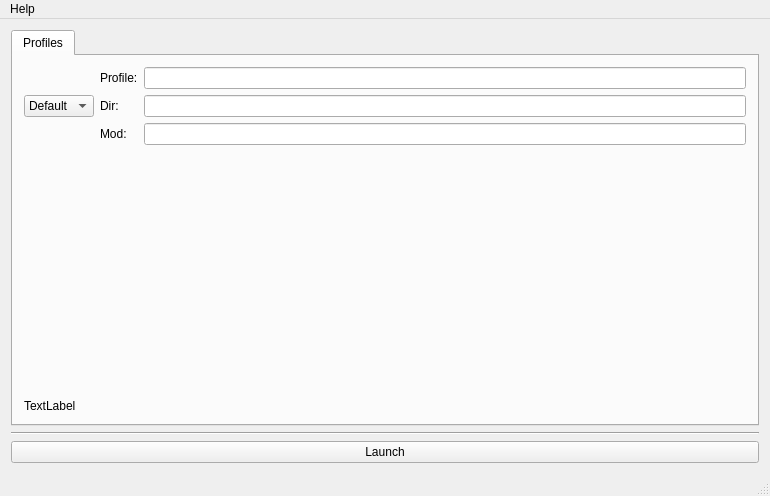
Qt form forms/mainwindow.ui (sago007/oa_launch) before a commit.
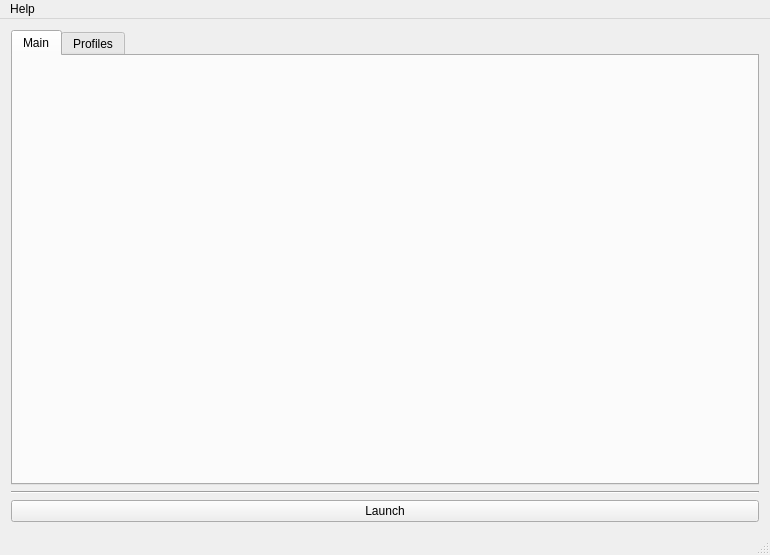
The same form after that commit. Icons and pictures are not drawn.

Commit message: Add image in the front

Diff of the .ui file:
```diff
--- a/forms/mainwindow.ui
+++ b/forms/mainwindow.ui
@@ -7,7 +7,7 @@
     <x>0</x>
     <y>0</y>
     <width>770</width>
-    <height>496</height>
+    <height>555</height>
    </rect>
   </property>
   <property name="sizePolicy">
@@ -26,7 +26,7 @@
      <verstretch>0</verstretch>
     </sizepolicy>
    </property>
-   <layout class="QVBoxLayout" name="verticalLayout_2">
+   <layout class="QHBoxLayout" name="horizontalLayout_3">
     <item>
      <layout class="QVBoxLayout" name="verticalLayout">
       <item>
@@ -34,6 +34,59 @@
         <property name="currentIndex">
          <number>0</number>
         </property>
+        <widget class="QWidget" name="tab_2">
+         <attribute name="title">
+          <string>Main</string>
+         </attribute>
+         <layout class="QHBoxLayout" name="horizontalLayout_5">
+          <item>
+           <spacer name="horizontalSpacer">
+            <property name="orientation">
+             <enum>Qt::Horizontal</enum>
+            </property>
+            <property name="sizeHint" stdset="0">
+             <size>
+              <width>40</width>
+              <height>20</height>
+             </size>
+            </property>
+           </spacer>
+          </item>
+          <item>
+           <widget class="QLabel" name="labelLogo">
+            <property name="autoFillBackground">
+             <bool>false</bool>
+            </property>
+            <property name="text">
+             <string/>
+            </property>
+            <property name="textFormat">
+             <enum>Qt::RichText</enum>
+            </property>
+            <property name="pixmap">
+             <pixmap>../misc/images/openarena_launcher_front.jpg</pixmap>
+            </property>
+           </widget>
+          </item>
+          <item>
+           <layout class="QHBoxLayout" name="horizontalLayout_4">
+            <item>
+             <spacer name="horizontalSpacer_2">
+              <property name="orientation">
+               <enum>Qt::Horizontal</enum>
+              </property>
+              <property name="sizeHint" stdset="0">
+               <size>
+                <width>40</width>
+                <height>20</height>
+               </size>
+              </property>
+             </spacer>
+            </item>
+           </layout>
+          </item>
+         </layout>
+        </widget>
         <widget class="QWidget" name="tab">
          <property name="locale">
           <locale language="English" country="UnitedStates"/>
```
Left out of the diff: 12 changed lines with no effect on the pictures. The commit also changes 2 other files.
